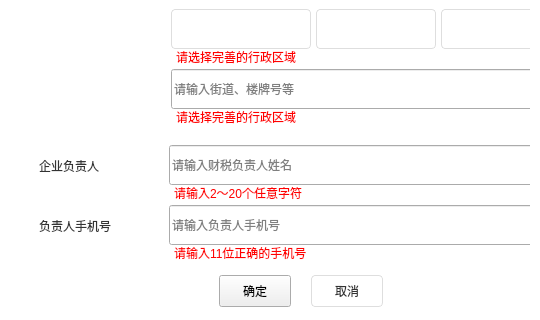
Qt form src/ZcloudEntCenter/EditEntInfoWidget.ui (gispda/ZcloudDesk) before a commit; both pictures show x 0 to 540 and y 197 to 517 of the 540 by 517 pixel window.
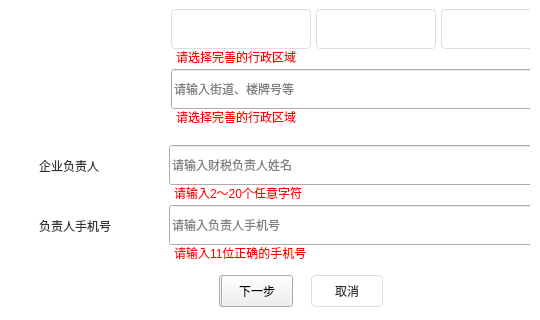
The same form after that commit. Icons and pictures are not drawn.

The edit to the form file:
```diff
--- a/src/ZcloudEntCenter/EditEntInfoWidget.ui
+++ b/src/ZcloudEntCenter/EditEntInfoWidget.ui
@@ -1085,15 +1085,43 @@
         <string>请输入11位正确的手机号</string>
        </property>
       </widget>
-      <zorder>cancelButton</zorder>
-      <zorder>label_5</zorder>
-      <zorder>lineEditLegalPeason</zorder>
-      <zorder>okButton</zorder>
-      <zorder>labelLegalPeasonError</zorder>
-      <zorder>lineEditPhone</zorder>
-      <zorder>label_4</zorder>
-      <zorder>labelPhoneError</zorder>
-      <zorder>widgetAddressOffice</zorder>
+      <widget class="QPushButton" name="nextbutton">
+       <property name="geometry">
+        <rect>
+         <x>210</x>
+         <y>140</y>
+         <width>72</width>
+         <height>32</height>
+        </rect>
+       </property>
+       <property name="sizePolicy">
+        <sizepolicy hsizetype="Fixed" vsizetype="Fixed">
+         <horstretch>0</horstretch>
+         <verstretch>0</verstretch>
+        </sizepolicy>
+       </property>
+       <property name="minimumSize">
+        <size>
+         <width>72</width>
+         <height>32</height>
+        </size>
+       </property>
+       <property name="maximumSize">
+        <size>
+         <width>72</width>
+         <height>32</height>
+        </size>
+       </property>
+       <property name="styleSheet">
+        <string notr="true">QPushButton{background-color:qlineargradient(spread:pad, x1:0, y1:0, x2:1, y2:0, stop:0 rgba(2, 164, 253, 1), stop:1 rgba(31, 139, 237, 1));border-radius:4px;font: 14px &quot;微软雅黑&quot;;color:rgba(255, 255, 255, 1);}
+			QPushButton:hover,pressed{ background-color: qlineargradient(spread:pad, x1:0, y1:0, x2:0, y2:1, stop:0 rgba(40, 178, 253, 1),stop:1 rgba(64, 156, 240, 1));
+		  border-radius:4px;font: 14px &quot;微软雅黑&quot;;color:rgba(255, 255, 255, 1);}
+QPushButton:disabled{ background-color:rgba(200,200,200,1);border-radius:4px;};</string>
+       </property>
+       <property name="text">
+        <string>下一步</string>
+       </property>
+      </widget>
      </widget>
     </item>
    </layout>
```
